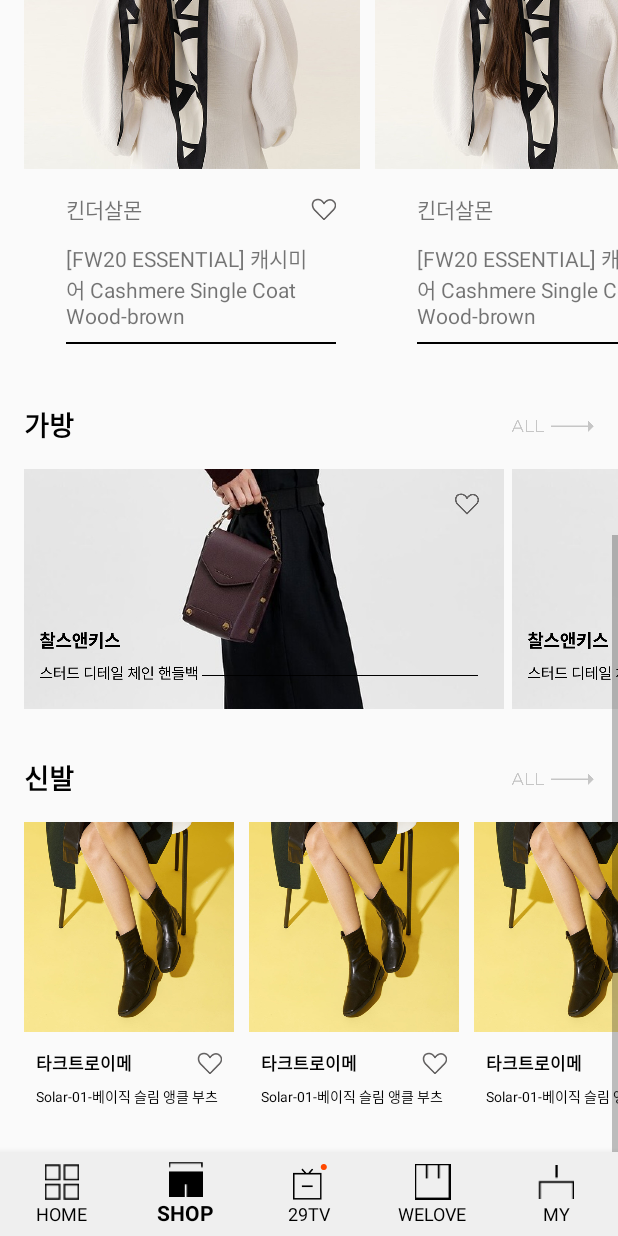
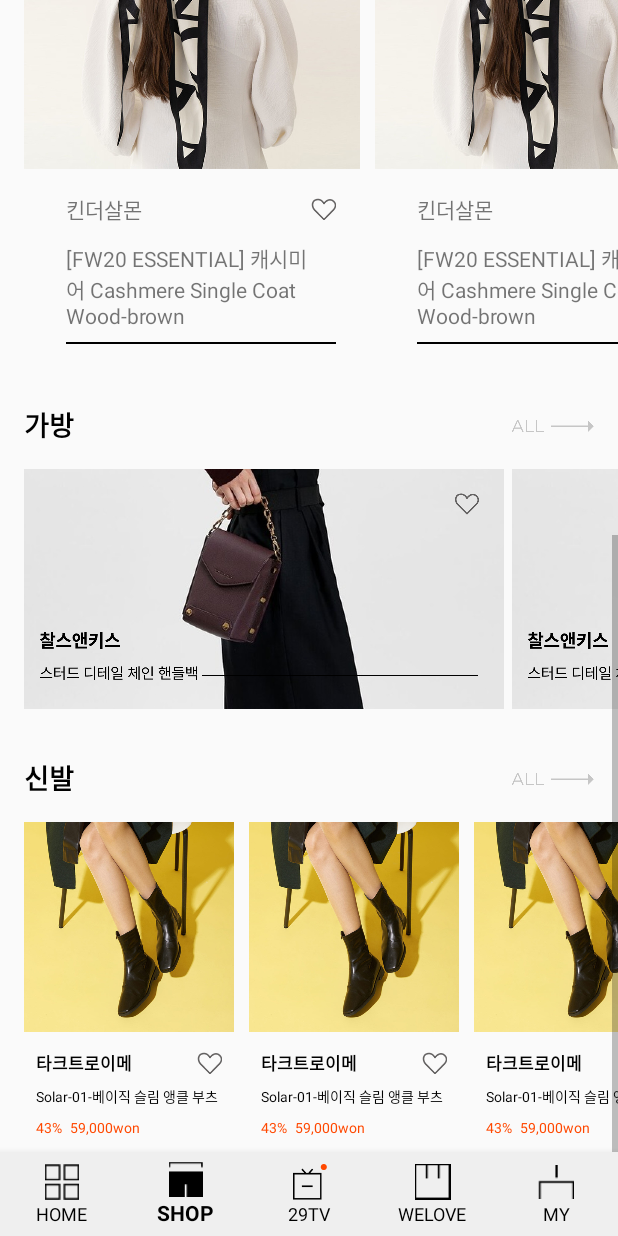
Before and after one commit to SOPT27thDesignSeminar3/29cm_Android, an Android app: the screen it shows after launch (MainActivity), item 2 of the bottom bar chosen, scrolled down 666 dp, on a phone screen of 412 x 824 dp. Run offline under Robolectric (Android 15) with nearby library versions, the phone set to English and light mode, and no system bars; our stand-ins replace data binding.

Commit message:
Mod : Shoes Recyclerview

```diff
--- a/29cm_Android/app/src/main/java/com/example/org29cm_android/data/domain/ShoesData.kt
+++ b/29cm_Android/app/src/main/java/com/example/org29cm_android/data/domain/ShoesData.kt
@@ -6,8 +6,8 @@ package com.example.org29cm_android.data.domain
 data class ShoesData(
     val brand_name: String,
     val product_name: String,
-    val discount: Int,
-    val price: Int,
+    val discount: String,
+    val price: String,
     val image: Int,
     val bookmark: Boolean
 )
--- a/29cm_Android/app/src/main/java/com/example/org29cm_android/ui/adapter/ShoesAdapter.kt
+++ b/29cm_Android/app/src/main/java/com/example/org29cm_android/ui/adapter/ShoesAdapter.kt
@@ -1,12 +1,14 @@
 package com.example.org29cm_android.ui.adapter
 
-import android.util.Log
 import android.view.LayoutInflater
 import android.view.ViewGroup
 import androidx.recyclerview.widget.RecyclerView
 import com.example.org29cm_android.data.domain.ShoesData
 import com.example.org29cm_android.databinding.ItemShoesBinding
 
+/**
+ * Created by 4z7l on 2020-12-02
+ */
 class ShoesAdapter : RecyclerView.Adapter<ShoesAdapter.ViewHolder>() {
 
     private var _data = mutableListOf<ShoesData>()
@@ -17,16 +19,10 @@ class ShoesAdapter : RecyclerView.Adapter<ShoesAdapter.ViewHolder>() {
             notifyDataSetChanged()
         }
 
-    inner class ViewHolder(private val binding: ItemShoesBinding) : RecyclerView.ViewHolder(binding.root) {
+    inner class ViewHolder(private val binding: ItemShoesBinding) :
+        RecyclerView.ViewHolder(binding.root) {
         fun bind(item: ShoesData) {
             binding.item = item
-        }
-        fun onClick() {
-            binding.btnHeart.setOnClickListener {
-
-                it.isSelected = !it.isSelected
-                Log.e("SEULGI", "btnHeart:"+it.isSelected)
-            }
         }
     }
 
@@ -40,7 +36,5 @@ class ShoesAdapter : RecyclerView.Adapter<ShoesAdapter.ViewHolder>() {
 
     override fun onBindViewHolder(holder: ViewHolder, position: Int) {
         holder.bind(_data[position])
-        holder.onClick()
     }
-
 }
--- a/29cm_Android/app/src/main/java/com/example/org29cm_android/ui/binding/BindingAdapter.kt
+++ b/29cm_Android/app/src/main/java/com/example/org29cm_android/ui/binding/BindingAdapter.kt
@@ -1,21 +1,12 @@
 package com.example.org29cm_android.ui.binding
 
+import android.util.Log
+import android.widget.ImageButton
 import android.widget.ImageView
-import android.widget.TextView
 import androidx.databinding.BindingAdapter
 
-@BindingAdapter("setTextWithUnit", "setUnit")
-fun setTextWithUnit(textView: TextView, str: String, unit: String){
-    textView.text = str + unit
-}
-
-@BindingAdapter("setTextWithUnit", "setUnit")
-fun setTextWithUnit(textView: TextView, str: Float, unit: String){
-    textView.text = str.toString() + unit
-}
-
 @BindingAdapter("isHeartChecked")
-fun isHeartChecked(imageView: ImageView, isChecked: Boolean){
+fun isHeartChecked(imageView: ImageButton, isChecked: Boolean){
     imageView.isSelected = isChecked
 }
 
--- a/29cm_Android/app/src/main/java/com/example/org29cm_android/ui/shop/ShopFragment.kt
+++ b/29cm_Android/app/src/main/java/com/example/org29cm_android/ui/shop/ShopFragment.kt
@@ -108,32 +108,32 @@ class ShopFragment : Fragment() {
             ShoesData(
                 "타크트로이메",
                 "Solar-01-베이직 슬림 앵클 부츠",
-                43,
-                59000,
+                "43%",
+                "59,000won",
                 R.drawable.img_4,
                 false
             ),
             ShoesData(
                 "타크트로이메",
                 "Solar-01-베이직 슬림 앵클 부츠",
-                43,
-                59000,
+                "43%",
+                "59,000won",
                 R.drawable.img_4,
                 true
             ),
             ShoesData(
                 "타크트로이메",
                 "Solar-01-베이직 슬림 앵클 부츠",
-                43,
-                59000,
+                "43%",
+                "59,000won",
                 R.drawable.img_4,
                 false
             ),
             ShoesData(
                 "타크트로이메",
                 "Solar-01-베이직 슬림 앵클 부츠",
-                43,
-                59000,
+                "43%",
+                "59,000won",
                 R.drawable.img_4,
                 true
             )
--- a/29cm_Android/app/src/main/res/layout/fragment_shop.xml
+++ b/29cm_Android/app/src/main/res/layout/fragment_shop.xml
@@ -159,6 +159,7 @@
                     android:layout_width="match_parent"
                     android:layout_height="wrap_content"
                     android:layout_marginTop="16dp"
+                    android:layout_marginBottom="20dp"
                     android:paddingStart="16dp"
                     app:layout_constraintTop_toBottomOf="@id/tv_shoes"
                     app:layout_constraintStart_toStartOf="parent"
--- a/29cm_Android/app/src/main/res/layout/item_shoes.xml
+++ b/29cm_Android/app/src/main/res/layout/item_shoes.xml
@@ -54,11 +54,12 @@
             app:layout_constraintTop_toBottomOf="@+id/tv_brand"
             tools:text="Solar-01-베이직 슬림 앵클 부츠" />
 
-        <ImageView
+        <ImageButton
             android:id="@+id/btn_heart"
             android:layout_width="wrap_content"
             android:layout_height="wrap_content"
             android:layout_marginEnd="8dp"
+            android:background="@android:color/transparent"
             android:src="@drawable/selector_heart"
             isHeartChecked="@{item.bookmark}"
             app:layout_constraintBottom_toBottomOf="@+id/tv_brand"
@@ -72,6 +73,7 @@
             android:textColor="#ff4800"
             android:textSize="9sp"
             android:textStyle="normal"
+            android:text="@{item.discount}"
             android:layout_marginBottom="10dp"
             app:layout_constraintBottom_toBottomOf="parent"
             app:layout_constraintStart_toStartOf="@+id/tv_product"
@@ -85,10 +87,10 @@
             android:textColor="#ff4800"
             android:textSize="9sp"
             android:textStyle="normal"
+            android:text="@{item.price}"
             app:layout_constraintBottom_toBottomOf="@+id/tv_rate"
             app:layout_constraintStart_toEndOf="@+id/tv_rate"
             tools:text="59,000won" />
 
-
     </androidx.constraintlayout.widget.ConstraintLayout>
 </layout>
```
